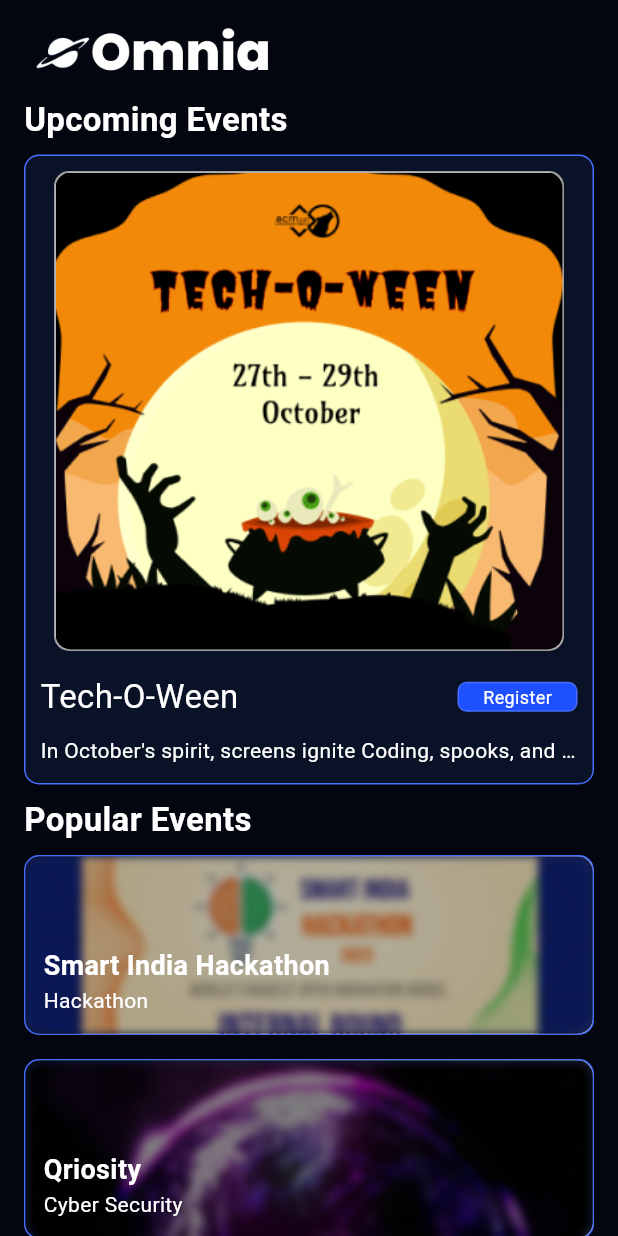
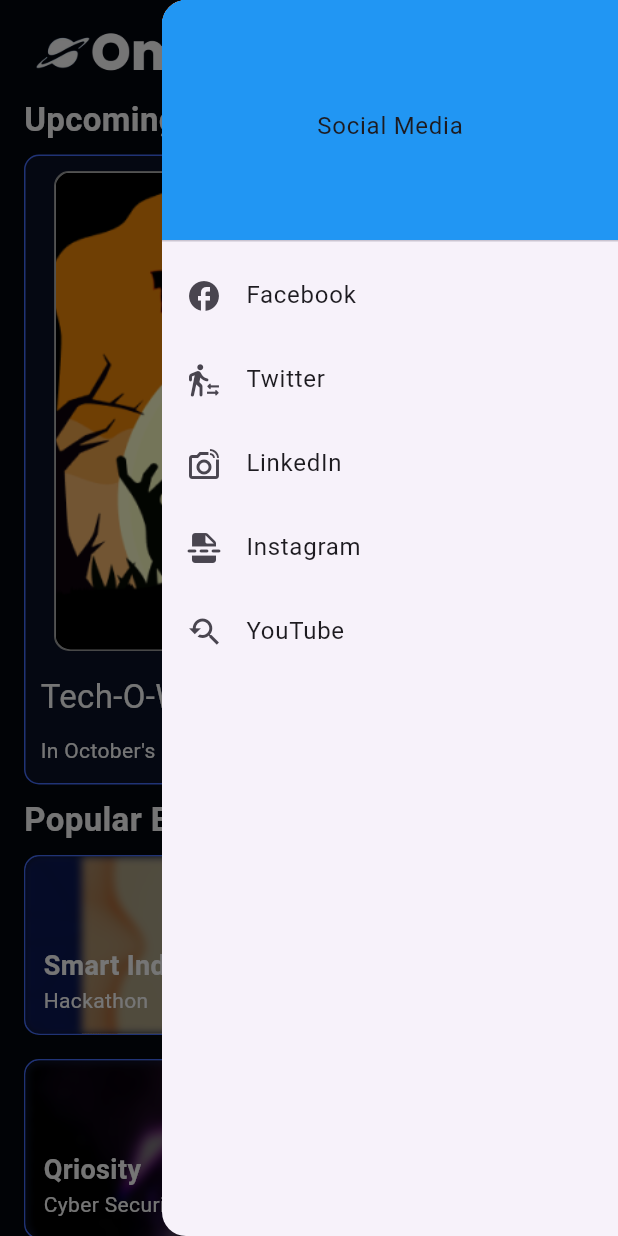
Before and after one commit to ACM-JUIT/Omnia-Frontend, a Flutter app: the MainHome screen opened directly, with the side drawer open (before the commit the screen has no drawer), on a phone screen of 412 x 824 dp. Run offline on Flutter 3.47's test engine with Material 3 defaults, Android fonts, the phone set to English and light mode, and no system bars; our stand-ins replace firebase_auth, firebase_core, google_nav_bar, image_picker, readmore; accounts and stored records are empty.

Commit message:
added hamburger menu

```diff
--- a/lib/Screens/Home/home.dart
+++ b/lib/Screens/Home/home.dart
@@ -2,6 +2,7 @@ import 'dart:ui';
 import 'package:flutter/material.dart';
 import 'package:omnia/Resources/Theme/theme.dart';
 import 'package:omnia/Screens/Home/events.dart';
+import 'package:omnia/Screens/Menu/menu.dart';
 import 'package:omnia/cardvalues.dart';
 import 'package:url_launcher/url_launcher_string.dart';
 
@@ -32,6 +33,7 @@ class _MainHomeState extends State<MainHome> {
   @override
   Widget build(BuildContext context) {
     return Scaffold(
+      endDrawer: const Menu(),
       appBar: AppBar(
         automaticallyImplyLeading: false,
         iconTheme: const IconThemeData(color: Colors.white),
--- /dev/null
+++ b/lib/Screens/Menu/menu.dart
@@ -0,0 +1,59 @@
+import 'package:flutter/material.dart';
+import 'package:url_launcher/url_launcher.dart';
+
+
+class Menu extends StatelessWidget {
+  const Menu({super.key});
+
+  @override
+  Widget build(BuildContext context) {
+    return Drawer(
+        child: ListView(
+          padding: EdgeInsets.zero,
+          children: <Widget>[
+            const DrawerHeader(
+              decoration: BoxDecoration(
+                color: Colors.blue,
+              ),
+              child: Center(child: Text('Social Media')),
+            ),
+            ListTile(
+              leading: const Icon(Icons.facebook),
+              title: const Text('Facebook'),
+              onTap: () => _launchURL('https://www.facebook.com'),
+            ),
+            ListTile(
+              leading: const Icon(Icons.transfer_within_a_station_rounded),
+              title: const Text('Twitter'),
+              onTap: () => _launchURL('https://www.twitter.com'),
+            ),
+            ListTile(
+              leading: const Icon(Icons.linked_camera_outlined),
+              title: const Text('LinkedIn'),
+              onTap: () => _launchURL('https://www.linkedin.com'),
+            ),
+            ListTile(
+              leading: const Icon(Icons.insert_page_break_rounded),
+              title: const Text('Instagram'),
+              onTap: () => _launchURL('https://www.instagram.com'),
+            ),
+            ListTile(
+              leading: const Icon(Icons.youtube_searched_for),
+              title: const Text('YouTube'),
+              onTap: () => _launchURL('https://www.youtube.com'),
+            ),
+          ],
+        ),
+
+
+    );
+  }
+
+  void _launchURL(String url) async {
+    if (await canLaunch(url)) {
+      await launch(url);
+    } else {
+      throw 'Could not launch $url';
+    }
+  }
+}
--- a/lib/main.dart
+++ b/lib/main.dart
@@ -21,6 +21,7 @@ class MyApp extends StatelessWidget {
     return const MaterialApp(
       debugShowCheckedModeBanner: false,
       home: MyHomePage(),
+
     );
   }
 }
@@ -31,6 +32,7 @@ class MyHomePage extends StatelessWidget {
   @override
   Widget build(BuildContext context) {
     return Scaffold(
+
       body: Container(
         height: 1864,
         width: double.infinity,
```
